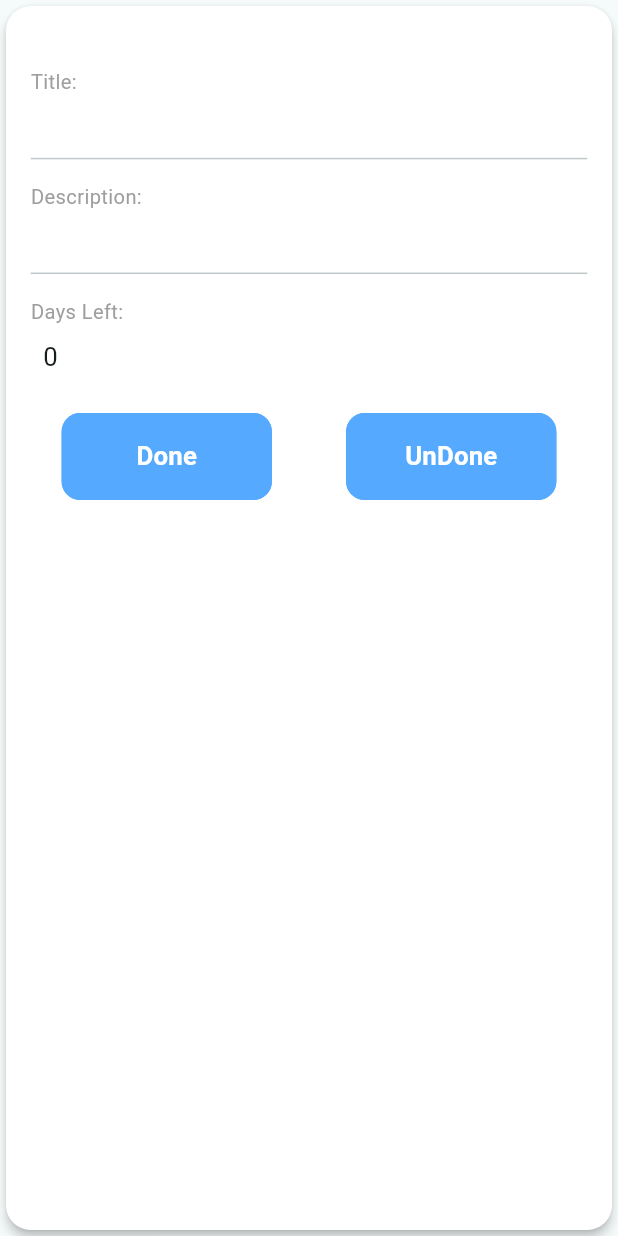
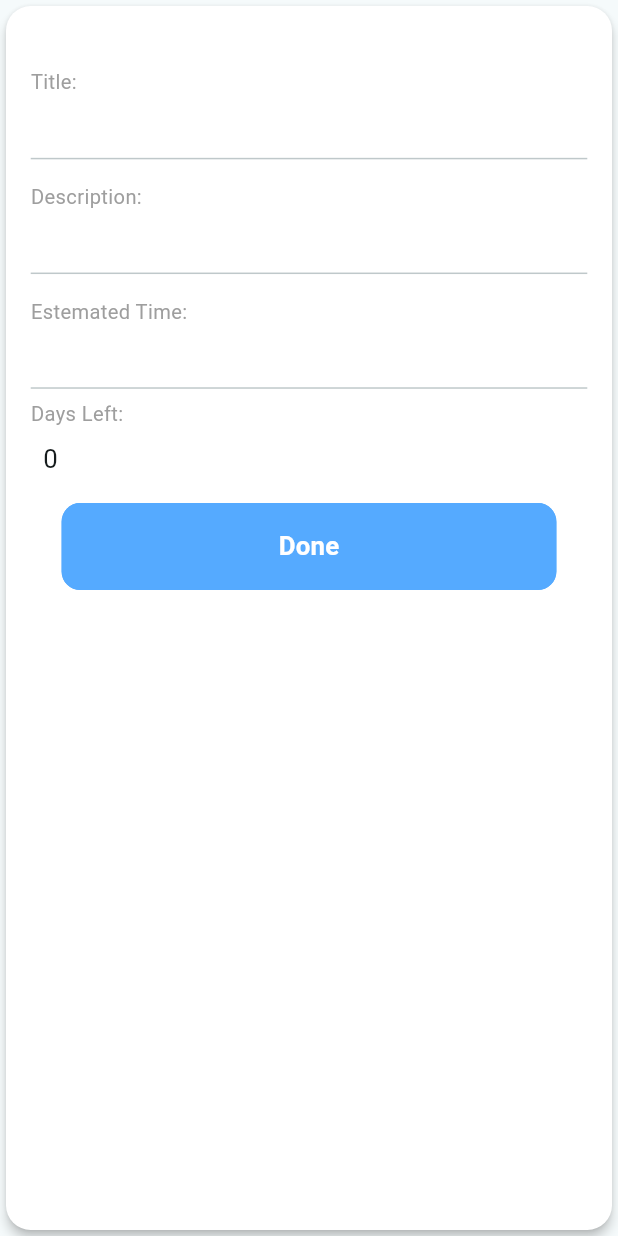
Before and after one commit to loay-alkhayat/ProjectPilot-App, a Flutter app: the TaskCard widget shown alone on an empty page, opened directly with empty values, after a tap on "Done", on a phone screen of 412 x 824 dp. Run offline on Flutter 3.47's test engine with Material 3 defaults, Android fonts, the phone set to English and light mode, and no system bars; our stand-ins replace adaptive_theme, animate_do, animated_bottom_navigation_bar, bloc, carousel_slider, conditional_builder_null_safety and 17 more; accounts and stored records are empty; network calls fail; project files that could hold a hidden picture were left out.

Commit message:
first commit in branch

```diff
--- a/lib/core/assets_paths/app_png_paths.dart
+++ b/lib/core/assets_paths/app_png_paths.dart
@@ -16,4 +16,8 @@ class pngPaths {
   static const String communicationImageOnBoarding =
       '$pngPath/communication.png';
   static const String tasksImageOnBoarding = '$pngPath/tasks.png';
+  static const String sliderImage = '$pngPath/slider.png';
+  static const String sliderImage1 = '$pngPath/slider1.png';
+  static const String sliderImage2 = '$pngPath/slider2.png';
+  static const String sliderImage3 = '$pngPath/slider3.png';
 }
--- a/lib/core/constants/apis_url.dart
+++ b/lib/core/constants/apis_url.dart
@@ -1,6 +1,7 @@
 class ApiUrls {
   // TODO : CHANGE BASE URL TO YOUR BASE URL HERE
-  static const String baseUrl = 'http://192.168.1.110:8000/api';
+  // static const String baseUrl = 'http://192.168.1.110:8000/api';
+  static const String baseUrl = 'http://192.168.1.4:8000/api';
 
   // TODO : ADD YOUR APIS ENDPOINTS HERE
   static const String addBio = '$baseUrl/addBio';
--- a/lib/student/data/models/task_models/get_student_tasks_model.dart
+++ b/lib/student/data/models/task_models/get_student_tasks_model.dart
@@ -39,6 +39,7 @@ class GetStudentTasksDetailsModel extends GetStudentTasksDetails {
       {required super.description,
       required super.title,
       required super.progress,
+      required super.estimatedTime,
       required super.taskID,
       required super.daysLeft});
 
@@ -46,6 +47,7 @@ class GetStudentTasksDetailsModel extends GetStudentTasksDetails {
     return GetStudentTasksDetailsModel(
       daysLeft: json['days_left'],
       description: json['description'],
+      estimatedTime: json['estimated_date'],
       progress: json['completed'],
       title: json['title'],
       taskID: json['id'],
--- a/lib/student/domain/entities/supervisors_entities/get_engineer_entity.dart
+++ b/lib/student/domain/entities/supervisors_entities/get_engineer_entity.dart
@@ -2,7 +2,7 @@ import 'package:equatable/equatable.dart';
 
 class EngineerEntity extends Equatable {
   final String status;
-  final int pages;
+  final String pages;
   final EngineerData data;
 
   const EngineerEntity(
--- a/lib/student/domain/entities/task_entities/get_student_tasks_entity.dart
+++ b/lib/student/domain/entities/task_entities/get_student_tasks_entity.dart
@@ -32,12 +32,14 @@ class GetStudentTaskskData extends Equatable {
 class GetStudentTasksDetails extends Equatable {
   final String description;
   final String title;
+  final String estimatedTime;
   final int daysLeft;
   final int progress;
   final int taskID;
 
   const GetStudentTasksDetails({
     required this.description,
+    required this.estimatedTime,
     required this.title,
     required this.progress,
     required this.taskID,
@@ -45,5 +47,6 @@ class GetStudentTasksDetails extends Equatable {
   });
 
   @override
-  List<Object?> get props => [progress, title, description, taskID, daysLeft];
+  List<Object?> get props =>
+      [progress, title, estimatedTime, description, taskID, daysLeft];
 }
--- a/lib/student/presentation/layouts/auth_screen/login_screen.dart
+++ b/lib/student/presentation/layouts/auth_screen/login_screen.dart
@@ -21,7 +21,7 @@ class LoginScreen extends StatelessWidget {
   LoginScreen({super.key});
 
   final TextEditingController _idController =
-      TextEditingController(text: "lastuser3@gmail.com");
+      TextEditingController(text: "mohammadalsharaa@gmail.com	");
   final TextEditingController _passwordController =
       TextEditingController(text: "201910202");
   final GlobalKey<FormState> formKey = GlobalKey<FormState>();
--- a/lib/student/presentation/layouts/main_screen.dart
+++ b/lib/student/presentation/layouts/main_screen.dart
@@ -79,7 +79,7 @@ class _MainScreenState extends State<MainScreen> {
       builder: (context, state) => Form(
         key: formKey,
         child: Scaffold(
-          resizeToAvoidBottomInset: true,
+          resizeToAvoidBottomInset: false,
           key: scaffoldKey,
           body: PageView.builder(
             scrollBehavior: const ScrollBehavior(),
--- a/lib/student/presentation/layouts/supervisors_screen.dart
+++ b/lib/student/presentation/layouts/supervisors_screen.dart
@@ -512,7 +512,7 @@ class SupervisorsScreen extends StatelessWidget {
                                                         .getStudentEntity!
                                                         .data
                                                         .student[index]
-                                                        .userType),
+                                                        .major),
                                               ),
                                           itemCount: cubit.getStudentEntity!
                                               .data.student.length)
--- a/lib/student/presentation/layouts/tasks_screens/student_task_screen.dart
+++ b/lib/student/presentation/layouts/tasks_screens/student_task_screen.dart
@@ -5,7 +5,6 @@ import 'package:flutter/services.dart';
 import 'package:flutter_bloc/flutter_bloc.dart';
 import 'package:projectpilot/core/assets_paths/app_png_paths.dart';
 import 'package:projectpilot/student/domain/parameters/tasks_params/complete_sub_task_param.dart';
-import 'package:projectpilot/student/domain/parameters/tasks_params/delete_sub_task_param.dart';
 import 'package:projectpilot/student/presentation/blocs/main_bloc/cubit.dart';
 import 'package:projectpilot/student/presentation/blocs/main_bloc/states.dart';
 import 'package:responsive_sizer/responsive_sizer.dart';
@@ -56,6 +55,8 @@ class StudentTasksScreen extends StatelessWidget {
                           return Padding(
                             padding: EdgeInsets.only(bottom: 2.h),
                             child: TaskCard(
+                              estimatedTime: cubit.getStudentTasksEntity!
+                                  .data[index].studentTasks[0].estimatedTime,
                               subTaskID: cubit.getStudentTasksEntity!
                                   .data[index].studentTasks[0].taskID,
                               completed: cubit.getStudentTasksEntity!
@@ -109,6 +110,7 @@ class TaskCard extends StatelessWidget {
   final int daysLeft;
   final int completed;
   final int subTaskID;
+  final String estimatedTime;
 
   const TaskCard({
     super.key,
@@ -118,6 +120,7 @@ class TaskCard extends StatelessWidget {
     required this.description,
     required this.daysLeft,
     required this.subTaskID,
+    required this.estimatedTime,
   });
 
   @override
@@ -177,6 +180,22 @@ class TaskCard extends StatelessWidget {
             const Divider(),
             SizedBox(height: 1.h),
             Text(
+              "Estemated Time:",
+              style: TextStyle(fontSize: 15.sp, color: AppColors.grey),
+            ),
+            SizedBox(height: 1.h),
+            Padding(
+              padding: EdgeInsets.only(left: 2.w),
+              child: Text(
+                "$estimatedTime",
+                style: TextStyle(
+                  fontWeight: FontWeight.w400,
+                  fontSize: 17.sp,
+                ),
+              ),
+            ),
+            const Divider(),
+            Text(
               "Days Left:",
               style: TextStyle(fontSize: 15.sp, color: AppColors.grey),
             ),
@@ -184,14 +203,14 @@ class TaskCard extends StatelessWidget {
             Padding(
               padding: EdgeInsets.only(left: 2.w),
               child: Text(
-                "$daysLeft",
+                completed == 0 && daysLeft < 0 ? "0" : "$daysLeft",
                 style: TextStyle(
                   fontWeight: FontWeight.w400,
                   fontSize: 17.sp,
                 ),
               ),
             ),
-            SizedBox(height: 3.h),
+            SizedBox(height: 2.h),
             completed == 1
                 ? Row(
                     children: [
@@ -215,6 +234,29 @@ class TaskCard extends StatelessWidget {
                       ),
                     ],
                   )
+                : completed == 0 && daysLeft < 0
+                    ? Row(
+                        children: [
+                          Expanded(
+                            child: Container(
+                              height: 4.h,
+                              decoration: BoxDecoration(
+                                borderRadius: BorderRadius.circular(2.w),
+                                color: Colors.red[400],
+                              ),
+                              child: Center(
+                                child: Text(
+                                  "TimeOut !",
+                                  style: TextStyle(
+                                      color: AppColors.white,
+                                      fontSize: 17.sp,
+                                      fontWeight: FontWeight.bold),
+                                ),
+                              ),
+                            ),
+                          ),
+                        ],
+                      )
                     : Row(
                         children: [
                           Expanded(
@@ -222,20 +264,10 @@ class TaskCard extends StatelessWidget {
                               textButton: "Done",
                               onPress: () {
                                 CompleteSubTaskParameters parameters =
-                                CompleteSubTaskParameters(subTaskID: subTaskID);
-                            MainCubit.get(context).completeSubTask(parameters);
-                          },
-                          paddingSize: 5.w,
-                        ),
-                      ),
-                      SizedBox(width: 2.w),
-                      Expanded(
-                        child: widthButton(
-                          textButton: "UnDone",
-                          onPress: () {
-                            DeleteSubTaskParameters parameters =
-                                DeleteSubTaskParameters(subTaskID: subTaskID);
-                            MainCubit.get(context).deleteSubTask(parameters);
+                                    CompleteSubTaskParameters(
+                                        subTaskID: subTaskID);
+                                MainCubit.get(context)
+                                    .completeSubTask(parameters);
                               },
                               paddingSize: 5.w,
                             ),
```
Also changed, not shown: lib/student/presentation/layouts/home_screen.dart (+9 -19 lines), assets/png/slider.png (added), assets/png/slider1.png (added), assets/png/slider2.png (added), assets/png/slider3.png (added), 1 other file. Lines whose indentation alone changed are shown as unchanged.
